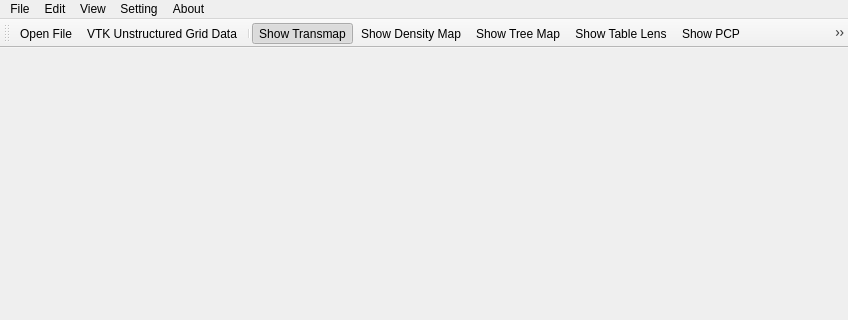
First picture: the form in ScatterPointGlyph/scatter_point_glyph.ui, repository Edgar324/ScatterPointGlyph, before the edit; both pictures show x 0 to 848 and y 0 to 320 of the 848 by 620 pixel window.
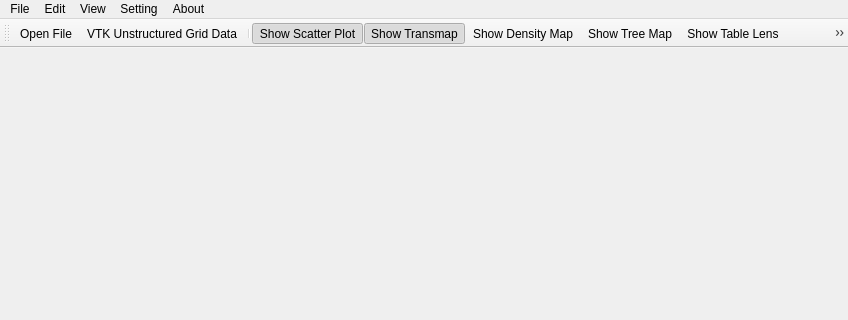
Second picture: the form after the edit. Icons and pictures are not drawn.

Diff of the .ui file:
```diff
--- a/ScatterPointGlyph/scatter_point_glyph.ui
+++ b/ScatterPointGlyph/scatter_point_glyph.ui
@@ -121,6 +121,7 @@
    <addaction name="actionOpen_File"/>
    <addaction name="actionVTK_Unstructured_Grid_Data"/>
    <addaction name="separator"/>
+   <addaction name="actionShow_Scatter_Plot"/>
    <addaction name="actionShow_Transmap"/>
    <addaction name="actionShow_Density_Map"/>
    <addaction name="actionShow_Tree_Map"/>
@@ -137,6 +138,9 @@
    <addaction name="actionBrush_Cluster"/>
    <addaction name="actionAdd_Path_Sequence"/>
    <addaction name="separator"/>
+   <addaction name="actionShow_2D_Result_Scatter_Plot"/>
+   <addaction name="actionShow_Result_3D_Scatter_Plot"/>
+   <addaction name="separator"/>
    <addaction name="actionExec"/>
    <addaction name="actionBegin_Clustering"/>
    <addaction name="actionSplit"/>
@@ -477,6 +481,39 @@
     <string>Off</string>
    </property>
   </action>
+  <action name="actionShow_Scatter_Plot">
+   <property name="checkable">
+    <bool>true</bool>
+   </property>
+   <property name="checked">
+    <bool>true</bool>
+   </property>
+   <property name="icon">
+    <iconset resource="scatter_point_glyph.qrc">
+     <normaloff>:/ScatterPointGlyph/images/scatterplot.png</normaloff>:/ScatterPointGlyph/images/scatterplot.png</iconset>
+   </property>
+   <property name="text">
+    <string>Show Scatter Plot</string>
+   </property>
+  </action>
+  <action name="actionShow_2D_Result_Scatter_Plot">
+   <property name="icon">
+    <iconset resource="scatter_point_glyph.qrc">
+     <normaloff>:/ScatterPointGlyph/images/2dscatter.png</normaloff>:/ScatterPointGlyph/images/2dscatter.png</iconset>
+   </property>
+   <property name="text">
+    <string>Show 2D Result Scatter Plot</string>
+   </property>
+  </action>
+  <action name="actionShow_Result_3D_Scatter_Plot">
+   <property name="icon">
+    <iconset resource="scatter_point_glyph.qrc">
+     <normaloff>:/ScatterPointGlyph/images/3dscatter.png</normaloff>:/ScatterPointGlyph/images/3dscatter.png</iconset>
+   </property>
+   <property name="text">
+    <string>Show Result 3D Scatter Plot</string>
+   </property>
+  </action>
  </widget>
  <layoutdefault spacing="6" margin="11"/>
  <resources>
```
